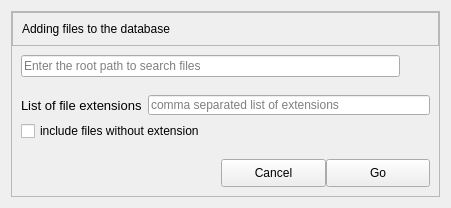
Michal-D4/fileo, file src/widgets/scan_disk.ui: the form before one commit.
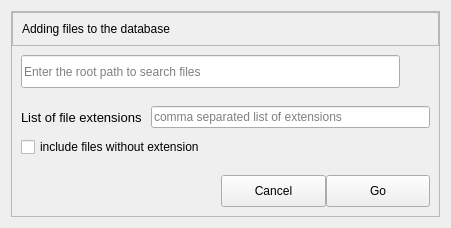
The form after the commit.

```diff
--- a/src/widgets/scan_disk.ui
+++ b/src/widgets/scan_disk.ui
@@ -7,7 +7,7 @@
     <x>0</x>
     <y>0</y>
     <width>451</width>
-    <height>207</height>
+    <height>228</height>
    </rect>
   </property>
   <property name="sizePolicy">
@@ -125,6 +125,9 @@
       <item>
        <widget class="QFrame" name="ext_frame">
         <layout class="QVBoxLayout" name="verticalLayout">
+         <property name="spacing">
+          <number>9</number>
+         </property>
          <item>
           <layout class="QHBoxLayout" name="horizontalLayout_5" stretch="0,1">
            <item>
```
